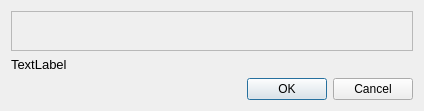
The window that GUI/OutputDialog.ui (smithbro2115/HTML-Swapper) describes before a commit, drawn with Qt 5.
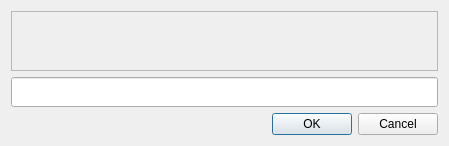
The same window after the commit.

What changed in the file:
```diff
--- a/GUI/OutputDialog.ui
+++ b/GUI/OutputDialog.ui
@@ -6,26 +6,14 @@
    <rect>
     <x>0</x>
     <y>0</y>
-    <width>424</width>
-    <height>109</height>
+    <width>449</width>
+    <height>146</height>
    </rect>
   </property>
   <property name="windowTitle">
    <string>Output</string>
   </property>
   <layout class="QGridLayout" name="gridLayout">
-   <item row="1" column="0">
-    <widget class="QLabel" name="label">
-     <property name="font">
-      <font>
-       <pointsize>10</pointsize>
-      </font>
-     </property>
-     <property name="text">
-      <string>TextLabel</string>
-     </property>
-    </widget>
-   </item>
    <item row="0" column="0">
     <widget class="QScrollArea" name="scrollArea">
      <property name="sizePolicy">
@@ -37,7 +25,7 @@
      <property name="maximumSize">
       <size>
        <width>16777215</width>
-       <height>40</height>
+       <height>60</height>
       </size>
      </property>
      <property name="widgetResizable">
@@ -48,8 +36,8 @@
        <rect>
         <x>0</x>
         <y>0</y>
-        <width>404</width>
-        <height>38</height>
+        <width>429</width>
+        <height>58</height>
        </rect>
       </property>
       <property name="sizePolicy">
@@ -73,11 +61,11 @@
        </property>
        <item>
         <widget class="QWidget" name="scrollWidget" native="true">
-         <property name="maximumSize">
-          <size>
-           <width>16777215</width>
-           <height>40</height>
-          </size>
+         <property name="sizePolicy">
+          <sizepolicy hsizetype="Preferred" vsizetype="Preferred">
+           <horstretch>0</horstretch>
+           <verstretch>0</verstretch>
+          </sizepolicy>
          </property>
          <layout class="QHBoxLayout" name="horizontalLayout_2"/>
         </widget>
@@ -96,6 +84,16 @@
      </property>
     </widget>
    </item>
+   <item row="1" column="0">
+    <widget class="QLineEdit" name="lineEdit">
+     <property name="minimumSize">
+      <size>
+       <width>0</width>
+       <height>30</height>
+      </size>
+     </property>
+    </widget>
+   </item>
   </layout>
  </widget>
  <resources/>
```
